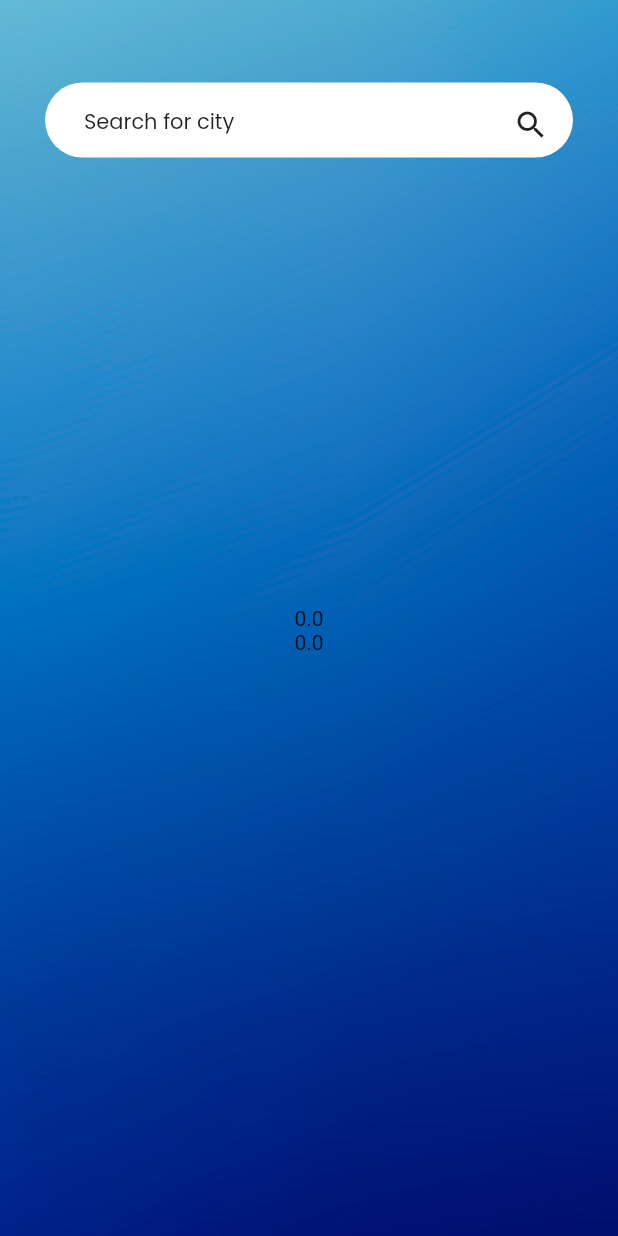
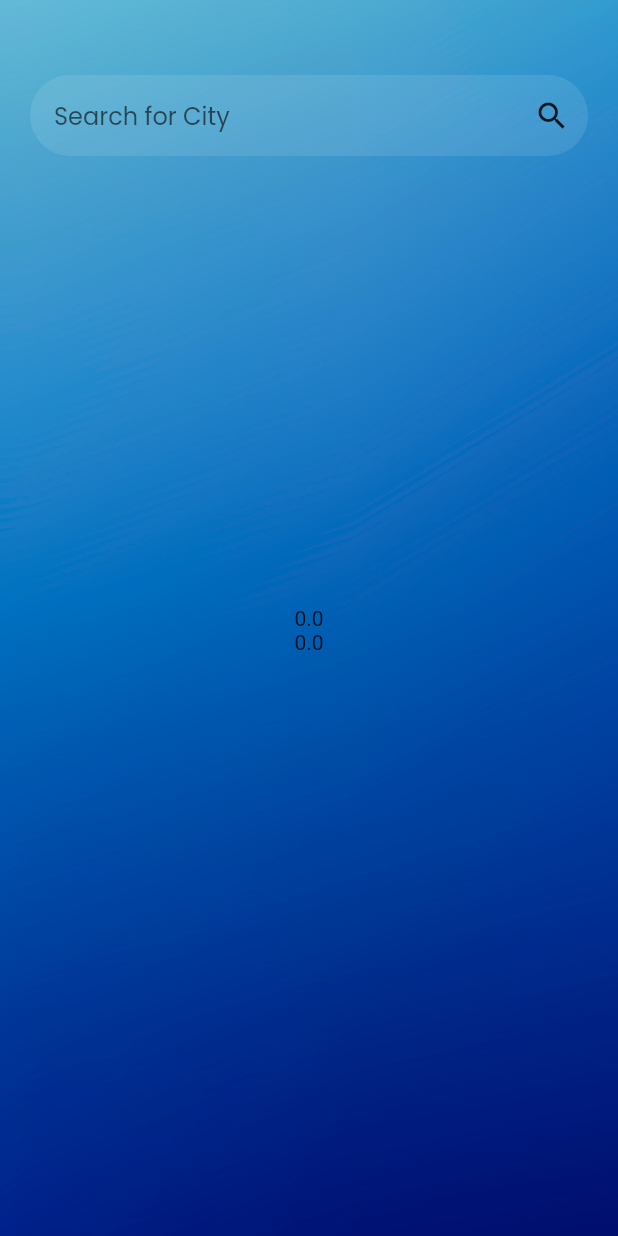
Before and after one commit to ShehanChamudith/Weather-App, a Flutter app: the screen it shows after launch, on a phone screen of 412 x 824 dp. Run offline on Flutter 3.47's test engine with Material 2 defaults, Android fonts, the light colour scheme and no system bars; network calls fail.

Commit message:
Initial Commit

```diff
--- a/lib/mainscreen.dart
+++ b/lib/mainscreen.dart
@@ -1,4 +1,7 @@
 import 'package:flutter/material.dart';
+import 'package:mad_weather_app/services/weather_service.dart';
+import 'dart:async';
+import 'dart:convert';
 import 'package:mad_weather_app/services/weather_service.dart';
 
 import 'model/weather.dart';
@@ -49,6 +52,7 @@ class _MainScreenState extends State<MainScreen> {
 
       body: Stack(
         children: [
+
           Container(
             decoration: BoxDecoration(
               image: DecorationImage(
@@ -58,49 +62,40 @@ class _MainScreenState extends State<MainScreen> {
             ),
           ),
 
+          Column(
+            children: [
+              SizedBox(height: 50.0), // Add some vertical space
               Container(
-            margin: EdgeInsets.only(top: 55.0, right: 30.0, left: 30.0),
-            child: Column(
-              children: [
-                Container(
-                  height: 50,
-                  width: currentWidth,
-                  padding: EdgeInsets.all(16.0),
+                margin: EdgeInsets.symmetric(horizontal: 20.0), // Add margin from right and left
                 decoration: BoxDecoration(
-                    color: Colors.white,
+                  color: Colors.white.withOpacity(0.1), // Set background color and decrease opacity
                   borderRadius: BorderRadius.circular(30.0),
                 ),
-                  child: Align(
-                    alignment: Alignment.centerLeft,
                 child: Row(
-                      mainAxisAlignment: MainAxisAlignment.spaceBetween,
-                      crossAxisAlignment: CrossAxisAlignment.center, // Align vertically centered
                   children: [
-                        Padding(
-                          padding: EdgeInsets.only(left: 10.0),
-                          child: Text(
-                            "Search for city",
+                    Expanded(
+                      child: TextField(
+                        decoration: InputDecoration(
+                          hintText: 'Search for City',
+                          border: InputBorder.none, // Remove border
+                          contentPadding: EdgeInsets.symmetric(vertical: 15, horizontal: 16),
+                        ),
                         style: TextStyle(
                           fontFamily: 'Poppins',
                         ),
                       ),
                     ),
-                        SizedBox(
-                          height: 30.0, // Adjust the height to lift the icon
-                          child: Icon(Icons.search), // Use the default search icon
+                    IconButton(
+                      icon: Icon(Icons.search),
+                      onPressed: () {
+                        // Handle search button press
+                      },
                     ),
                   ],
                 ),
               ),
-                )
             ],
           ),
-          ),
-
-
-
-
-
 
 
 
```
Also changed, not shown: lib/consts.dart (+40 -0 lines). Lines whose indentation alone changed are shown as unchanged.
